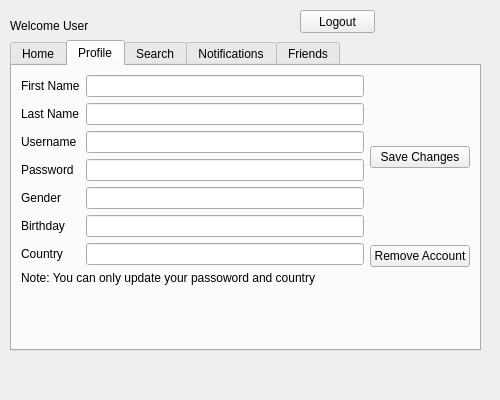
gutty333/Social-Media-App, file homepage.ui: the form before one commit.
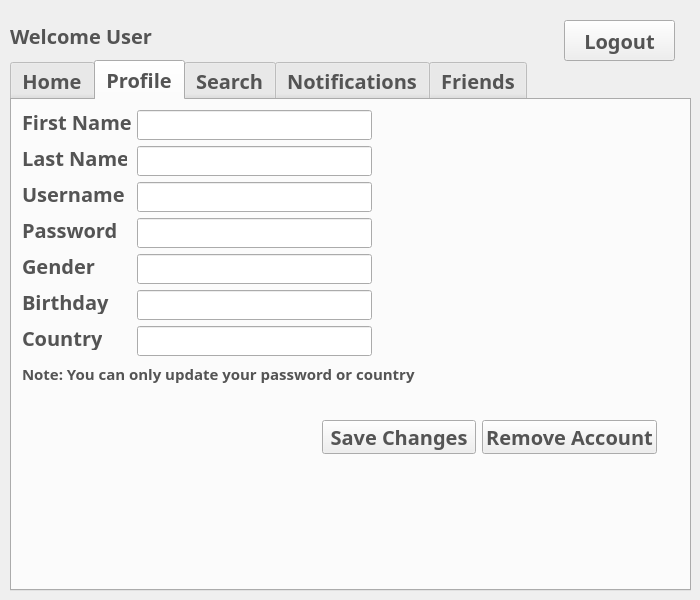
The form after the commit. The open tabs and pages were chosen to show the change.

```diff
--- a/homepage.ui
+++ b/homepage.ui
@@ -6,19 +6,25 @@
    <rect>
     <x>0</x>
     <y>0</y>
-    <width>500</width>
-    <height>400</height>
+    <width>700</width>
+    <height>600</height>
    </rect>
   </property>
   <property name="windowTitle">
    <string>Profile Page</string>
   </property>
+  <property name="styleSheet">
+   <string notr="true">font-family:sans-serif;
+font-size:20px;
+font-weight:bold;
+color:#545454;</string>
+  </property>
   <widget class="QLabel" name="label_welcome">
    <property name="geometry">
     <rect>
      <x>10</x>
-     <y>10</y>
-     <width>161</width>
+     <y>20</y>
+     <width>371</width>
      <height>31</height>
     </rect>
    </property>
@@ -30,9 +36,9 @@
    <property name="geometry">
     <rect>
      <x>10</x>
-     <y>40</y>
-     <width>471</width>
-     <height>311</height>
+     <y>60</y>
+     <width>681</width>
+     <height>531</height>
     </rect>
    </property>
    <property name="currentIndex">
@@ -129,107 +135,212 @@
     <attribute name="title">
      <string>Profile</string>
     </attribute>
-    <layout class="QHBoxLayout" name="horizontalLayout">
-     <item>
-      <layout class="QFormLayout" name="formLayout">
-       <item row="0" column="0">
-        <widget class="QLabel" name="label_firstName">
-         <property name="text">
-          <string>First Name</string>
-         </property>
-        </widget>
-       </item>
-       <item row="0" column="1">
-        <widget class="QLineEdit" name="lineEdit_Name"/>
-       </item>
-       <item row="1" column="0">
-        <widget class="QLabel" name="label_lastName">
-         <property name="text">
-          <string>Last Name</string>
-         </property>
-        </widget>
-       </item>
-       <item row="1" column="1">
-        <widget class="QLineEdit" name="lineEdit_LastName"/>
-       </item>
-       <item row="2" column="0">
-        <widget class="QLabel" name="label_username">
-         <property name="text">
-          <string>Username</string>
-         </property>
-        </widget>
-       </item>
-       <item row="2" column="1">
-        <widget class="QLineEdit" name="lineEdit_Username"/>
-       </item>
-       <item row="3" column="0">
-        <widget class="QLabel" name="label_password">
-         <property name="text">
-          <string>Password</string>
-         </property>
-        </widget>
-       </item>
-       <item row="3" column="1">
-        <widget class="QLineEdit" name="lineEdit_Password"/>
-       </item>
-       <item row="4" column="0">
-        <widget class="QLabel" name="label_gender">
-         <property name="text">
-          <string>Gender</string>
-         </property>
-        </widget>
-       </item>
-       <item row="4" column="1">
-        <widget class="QLineEdit" name="lineEdit_Gender"/>
-       </item>
-       <item row="5" column="0">
-        <widget class="QLabel" name="label_birthday">
-         <property name="text">
-          <string>Birthday</string>
-         </property>
-        </widget>
-       </item>
-       <item row="5" column="1">
-        <widget class="QLineEdit" name="lineEdit_Birthday"/>
-       </item>
-       <item row="6" column="0">
-        <widget class="QLabel" name="label_country">
-         <property name="text">
-          <string>Country</string>
-         </property>
-        </widget>
-       </item>
-       <item row="6" column="1">
-        <widget class="QLineEdit" name="lineEdit_Country"/>
-       </item>
-       <item row="7" column="0" colspan="2">
-        <widget class="QLabel" name="label_updateInfo">
-         <property name="text">
-          <string>Note: You can only update your passoword and country</string>
-         </property>
-        </widget>
-       </item>
-      </layout>
-     </item>
-     <item>
-      <layout class="QVBoxLayout" name="verticalLayout">
-       <item>
-        <widget class="QPushButton" name="pushButton_saveChanges">
-         <property name="text">
-          <string>Save Changes</string>
-         </property>
-        </widget>
-       </item>
-       <item>
-        <widget class="QPushButton" name="pushButton_removeAccount">
-         <property name="text">
-          <string>Remove Account</string>
-         </property>
-        </widget>
-       </item>
-      </layout>
-     </item>
-    </layout>
+    <widget class="QWidget" name="">
+     <property name="geometry">
+      <rect>
+       <x>310</x>
+       <y>320</y>
+       <width>335</width>
+       <height>34</height>
+      </rect>
+     </property>
+     <layout class="QHBoxLayout" name="horizontalLayout">
+      <item>
+       <widget class="QPushButton" name="pushButton_saveChanges">
+        <property name="text">
+         <string>Save Changes</string>
+        </property>
+       </widget>
+      </item>
+      <item>
+       <widget class="QPushButton" name="pushButton_removeAccount">
+        <property name="text">
+         <string>Remove Account</string>
+        </property>
+       </widget>
+      </item>
+     </layout>
+    </widget>
+    <widget class="QLabel" name="label_updateInfo">
+     <property name="geometry">
+      <rect>
+       <x>10</x>
+       <y>262</y>
+       <width>421</width>
+       <height>24</height>
+      </rect>
+     </property>
+     <property name="styleSheet">
+      <string notr="true">font-family:sans-serif;
+font-size:15px;
+font-weight:none;
+color:#545454;</string>
+     </property>
+     <property name="text">
+      <string>Note: You can only update your password or country</string>
+     </property>
+    </widget>
+    <widget class="QLineEdit" name="lineEdit_Gender">
+     <property name="geometry">
+      <rect>
+       <x>125</x>
+       <y>154</y>
+       <width>235</width>
+       <height>30</height>
+      </rect>
+     </property>
+    </widget>
+    <widget class="QLineEdit" name="lineEdit_Birthday">
+     <property name="geometry">
+      <rect>
+       <x>125</x>
+       <y>190</y>
+       <width>235</width>
+       <height>30</height>
+      </rect>
+     </property>
+    </widget>
+    <widget class="QLabel" name="label_firstName">
+     <property name="geometry">
+      <rect>
+       <x>10</x>
+       <y>10</y>
+       <width>109</width>
+       <height>24</height>
+      </rect>
+     </property>
+     <property name="text">
+      <string>First Name</string>
+     </property>
+    </widget>
+    <widget class="QLabel" name="label_username">
+     <property name="geometry">
+      <rect>
+       <x>10</x>
+       <y>82</y>
+       <width>102</width>
+       <height>24</height>
+      </rect>
+     </property>
+     <property name="text">
+      <string>Username</string>
+     </property>
+    </widget>
+    <widget class="QLineEdit" name="lineEdit_Password">
+     <property name="geometry">
+      <rect>
+       <x>125</x>
+       <y>118</y>
+       <width>235</width>
+       <height>30</height>
+      </rect>
+     </property>
+    </widget>
+    <widget class="QLineEdit" name="lineEdit_LastName">
+     <property name="geometry">
+      <rect>
+       <x>125</x>
+       <y>46</y>
+       <width>235</width>
+       <height>30</height>
+      </rect>
+     </property>
+    </widget>
+    <widget class="QLabel" name="label_country">
+     <property name="geometry">
+      <rect>
+       <x>10</x>
+       <y>226</y>
+       <width>80</width>
+       <height>24</height>
+      </rect>
+     </property>
+     <property name="text">
+      <string>Country</string>
+     </property>
+    </widget>
+    <widget class="QLineEdit" name="lineEdit_Username">
+     <property name="geometry">
+      <rect>
+       <x>125</x>
+       <y>82</y>
+       <width>235</width>
+       <height>30</height>
+      </rect>
+     </property>
+    </widget>
+    <widget class="QLineEdit" name="lineEdit_Country">
+     <property name="geometry">
+      <rect>
+       <x>125</x>
+       <y>226</y>
+       <width>235</width>
+       <height>30</height>
+      </rect>
+     </property>
+    </widget>
+    <widget class="QLineEdit" name="lineEdit_Name">
+     <property name="geometry">
+      <rect>
+       <x>125</x>
+       <y>10</y>
+       <width>235</width>
+       <height>30</height>
+      </rect>
+     </property>
+    </widget>
+    <widget class="QLabel" name="label_password">
+     <property name="geometry">
+      <rect>
+       <x>10</x>
+       <y>118</y>
+       <width>97</width>
+       <height>24</height>
+      </rect>
+     </property>
+     <property name="text">
+      <string>Password</string>
+     </property>
+    </widget>
+    <widget class="QLabel" name="label_gender">
+     <property name="geometry">
+      <rect>
+       <x>10</x>
+       <y>154</y>
+       <width>74</width>
+       <height>24</height>
+      </rect>
+     </property>
+     <property name="text">
+      <string>Gender</string>
+     </property>
+    </widget>
+    <widget class="QLabel" name="label_lastName">
+     <property name="geometry">
+      <rect>
+       <x>10</x>
+       <y>46</y>
+       <width>105</width>
+       <height>24</height>
+      </rect>
+     </property>
+     <property name="text">
+      <string>Last Name</string>
+     </property>
+    </widget>
+    <widget class="QLabel" name="label_birthday">
+     <property name="geometry">
+      <rect>
+       <x>10</x>
+       <y>190</y>
+       <width>87</width>
+       <height>24</height>
+      </rect>
+     </property>
+     <property name="text">
+      <string>Birthday</string>
+     </property>
+    </widget>
    </widget>
    <widget class="QWidget" name="tab_3">
     <attribute name="title">
@@ -294,6 +405,28 @@
       <string>Send Friend Request</string>
      </property>
     </widget>
+    <widget class="QWidget" name="">
+     <property name="geometry">
+      <rect>
+       <x>20</x>
+       <y>40</y>
+       <width>361</width>
+       <height>34</height>
+      </rect>
+     </property>
+     <layout class="QFormLayout" name="formLayout">
+      <item row="0" column="0">
+       <widget class="QLineEdit" name="lineEdit_search"/>
+      </item>
+      <item row="0" column="1">
+       <widget class="QPushButton" name="pushButton_search">
+        <property name="text">
+         <string>Search</string>
+        </property>
+       </widget>
+      </item>
+     </layout>
+    </widget>
    </widget>
    <widget class="QWidget" name="tab_4">
     <attribute name="title">
@@ -394,10 +527,10 @@
   <widget class="QPushButton" name="pushButton_logout">
    <property name="geometry">
     <rect>
-     <x>300</x>
-     <y>10</y>
-     <width>75</width>
-     <height>23</height>
+     <x>564</x>
+     <y>20</y>
+     <width>111</width>
+     <height>41</height>
     </rect>
    </property>
    <property name="text">
```
Left out of the diff: 178 changed lines with no effect on the pictures.
